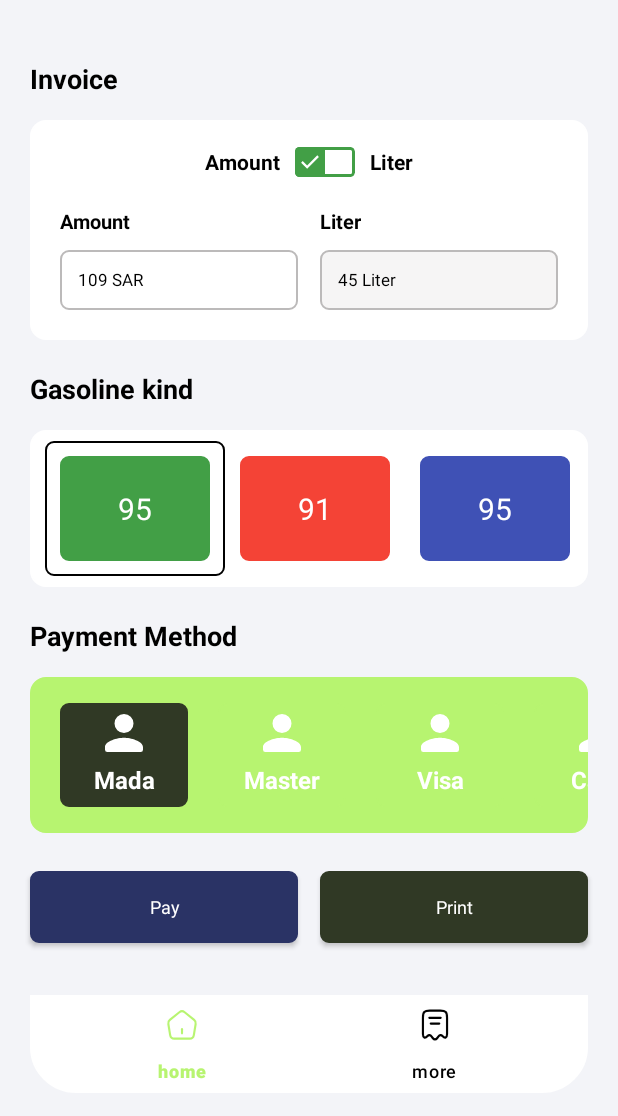
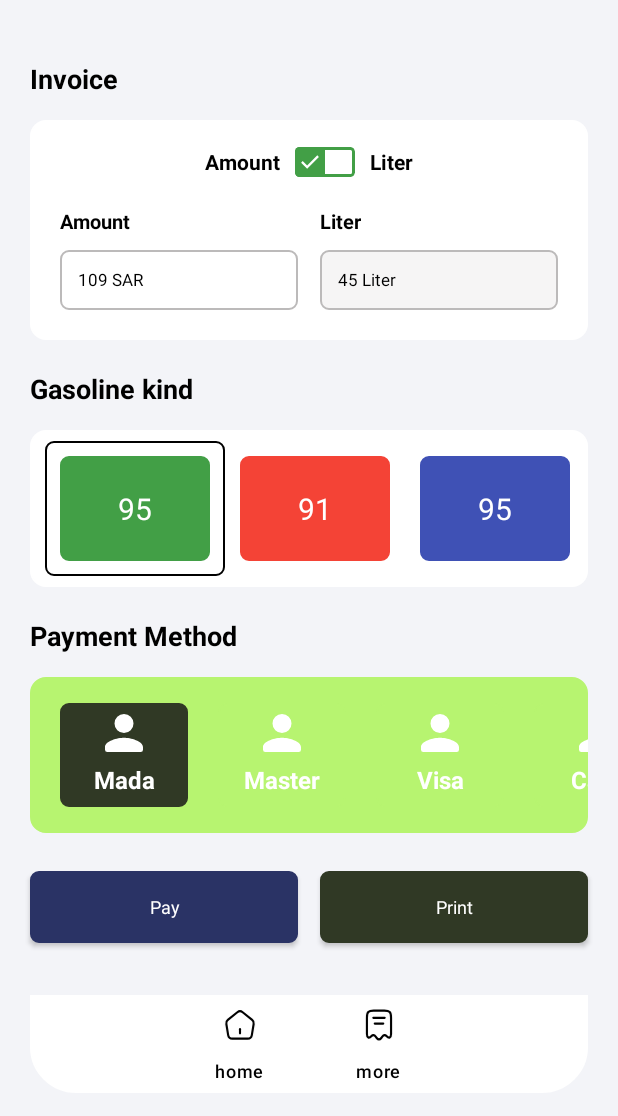
Before and after one commit to mamdouhsobhy/OtherWork, an Android app: the MainActivity screen opened directly, with no data from a screen before it, on a phone screen of 412 x 824 dp, the part 120-1236 px from its top. Run offline under Robolectric (Android 15) with nearby library versions, the phone set to English and light mode, and no system bars; our stand-ins replace navigation-ui; plain views replace CircularImageView.

Commit message:
push more fragment

```diff
--- a/app/src/main/java/com/example/otherwork/home/MainActivity.kt
+++ b/app/src/main/java/com/example/otherwork/home/MainActivity.kt
@@ -33,8 +33,12 @@ class MainActivity : AppCompatActivity() {
 
         if (isAdmin) {
             binding.bottomNavigationView.menu.findItem(R.id.nav_invoices).setVisible(false)
+            binding.bottomNavigationView.menu.findItem(R.id.itemFirst).setVisible(true)
+            binding.bottomNavigationView.menu.findItem(R.id.itemLast).setVisible(true)
         }else{
             binding.bottomNavigationView.menu.findItem(R.id.nav_invoices).setVisible(true)
+            binding.bottomNavigationView.menu.findItem(R.id.itemFirst).setVisible(false)
+            binding.bottomNavigationView.menu.findItem(R.id.itemLast).setVisible(false)
         }
 
     }
--- a/app/src/main/res/menu/bottom_nav_menu.xml
+++ b/app/src/main/res/menu/bottom_nav_menu.xml
@@ -1,5 +1,9 @@
 <?xml version="1.0" encoding="utf-8"?>
 <menu xmlns:android="http://schemas.android.com/apk/res/android">
+
+    <item
+        android:id="@+id/itemFirst"
+        android:title="" />
 
     <item
         android:id="@+id/nav_home"
@@ -16,4 +20,7 @@
         android:icon="@drawable/ic_nav_more"
         android:title="more" />
 
+    <item
+        android:id="@+id/itemLast"
+        android:title="" />
 </menu>
```
